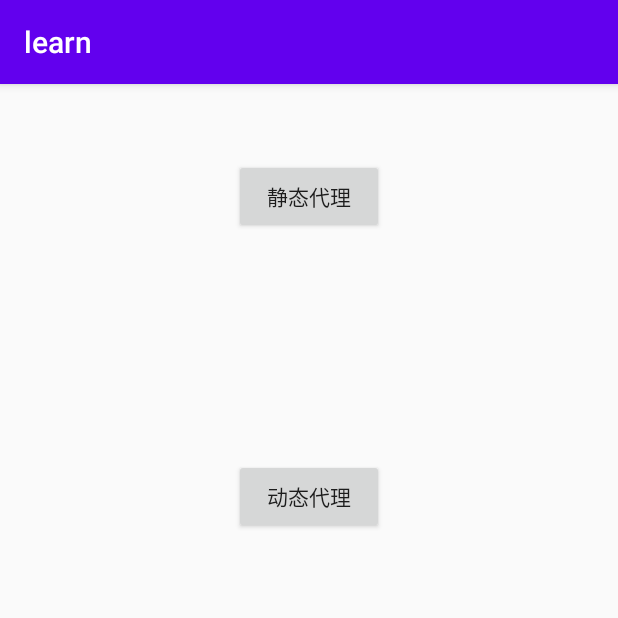
After one commit to fuxi-seven/learn, an Android app: the fragment ProxyFragment shown on its own in the app's theme, on a phone screen of 412 x 824 dp, the top half of it. The commit adds this screen. Run offline under Robolectric (Android 15) with nearby library versions, the phone set to English and light mode, and no system bars.

Commit message:
add proxy

```diff
--- a/app/src/main/java/com/hly/learn/adapter/AppItemInfoAdapter.java
+++ b/app/src/main/java/com/hly/learn/adapter/AppItemInfoAdapter.java
@@ -67,7 +67,7 @@ public class AppItemInfoAdapter extends BaseAdapter {
         TextView name;
 
         public ViewHolder(View itemView) {
-            image = itemView.findViewById(R.id.tv_launch);
+            image = itemView.findViewById(R.id.iv_launch);
             name = itemView.findViewById(R.id.tv_launch);
         }
     }
--- /dev/null
+++ b/app/src/main/java/com/hly/learn/dynamicProxy/Person1.java
@@ -0,0 +1,6 @@
+package com.hly.learn.dynamicProxy;
+
+public interface Person1 {
+
+    void submitMoney();
+}
--- /dev/null
+++ b/app/src/main/java/com/hly/learn/fragments/ProxyFragment.java
@@ -0,0 +1,61 @@
+package com.hly.learn.fragments;
+
+import android.view.View;
+import android.widget.Button;
+
+import com.hly.learn.R;
+import com.hly.learn.dynamicProxy.Person1;
+import com.hly.learn.dynamicProxy.StuInvocationHandler;
+import com.hly.learn.dynamicProxy.Student1;
+import com.hly.learn.staticProxy.Person;
+import com.hly.learn.staticProxy.Student;
+import com.hly.learn.staticProxy.StudentProxy;
+
+import java.lang.reflect.Proxy;
+
+public class ProxyFragment extends BaseFragment implements View.OnClickListener{
+
+    @Override
+    public int getLayoutId() {
+        return R.layout.proxy_layout;
+    }
+
+    @Override
+    public void initData(View view) {
+        Button sBtn = view.findViewById(R.id.st_btn);
+        Button dBtn = view.findViewById(R.id.dy_btn);
+        sBtn.setOnClickListener(this);
+        dBtn.setOnClickListener(this);
+    }
+
+
+    @Override
+    public void onClick(View v) {
+        if (v.getId() == R.id.st_btn) {
+            staticProxy();
+        } else if (v.getId() == R.id.dy_btn) {
+            dynamicProxy();
+        }
+    }
+
+    private void staticProxy() {
+        //被代理的对象学生tom
+        Person tom = new Student();
+        //代理对象，并将tom传给代理对象
+        Person monitor = new StudentProxy(tom);
+        //代理对象执行操作
+        monitor.submitMoney();
+    }
+
+    private void dynamicProxy() {
+        //创建实例对象，该对象就是被代理的对象
+        Person1 jack = new Student1();
+        //创建一个与代理对象相关联的InvocationHandler
+        StuInvocationHandler stuInvocationHandler = new StuInvocationHandler<>(jack);
+        //创建一个代理对象stuProxy来代理jack，代理对象的每个执行方法都会替换执行Invocation中的invoke方法
+        Person1 stuProxy = (Person1) Proxy.newProxyInstance(Person1.class.getClassLoader(),
+                new Class<?>[]{Person1.class}, stuInvocationHandler);
+        //代理对象执行操作
+        stuProxy.submitMoney();
+    }
+}
--- a/app/src/main/java/com/hly/learn/manager/FragmentsManager.java
+++ b/app/src/main/java/com/hly/learn/manager/FragmentsManager.java
@@ -10,6 +10,7 @@ import com.hly.learn.fragments.KeyboardFragment;
 import com.hly.learn.fragments.KotlinFragment;
 import com.hly.learn.fragments.MenuFragment;
 import com.hly.learn.fragments.MouseFragment;
+import com.hly.learn.fragments.ProxyFragment;
 import com.hly.learn.fragments.RemoteControlFragment;
 import com.hly.learn.fragments.RxJavaFragment;
 import com.hly.learn.fragments.SelfDeterminedFragment;
@@ -40,6 +41,7 @@ public class FragmentsManager {
         DEFAULT_LIST.add("RxJava");
         DEFAULT_LIST.add("RecyclerViewPager");
         DEFAULT_LIST.add("Handler");
+        DEFAULT_LIST.add("Java代理");
     }
 
     public static Fragment getFragment(int position) {
@@ -72,6 +74,8 @@ public class FragmentsManager {
                 return new AppListFragment();
             case 13:
                 return new HandlerFragment();
+            case 14:
+                return new ProxyFragment();
             default:
                 return null;
         }
--- /dev/null
+++ b/app/src/main/java/com/hly/learn/staticProxy/Person.java
@@ -0,0 +1,6 @@
+package com.hly.learn.staticProxy;
+
+public interface Person {
+
+    void submitMoney();
+}
--- /dev/null
+++ b/app/src/main/res/layout/proxy_layout.xml
@@ -0,0 +1,23 @@
+<?xml version="1.0" encoding="utf-8"?>
+<RelativeLayout xmlns:android="http://schemas.android.com/apk/res/android"
+    android:layout_width="match_parent"
+    android:layout_height="match_parent">
+
+    <Button
+        android:id="@+id/st_btn"
+        android:layout_width="100dp"
+        android:layout_height="50dp"
+        android:text="静态代理"
+        android:layout_centerHorizontal="true"
+        android:layout_marginTop="50dp"
+        />
+
+    <Button
+        android:id="@+id/dy_btn"
+        android:layout_width="100dp"
+        android:layout_height="50dp"
+        android:text="动态代理"
+        android:layout_centerHorizontal="true"
+        android:layout_marginTop="250dp"
+        />
+</RelativeLayout>
```
Also changed, not shown: app/src/main/java/com/hly/learn/dynamicProxy/StuInvocationHandler.java (added, +28 -0 lines), app/src/main/java/com/hly/learn/dynamicProxy/Student1.java (added, +14 -0 lines), app/src/main/java/com/hly/learn/staticProxy/Student.java (added, +11 -0 lines), app/src/main/java/com/hly/learn/staticProxy/StudentProxy.java (added, +21 -0 lines).
